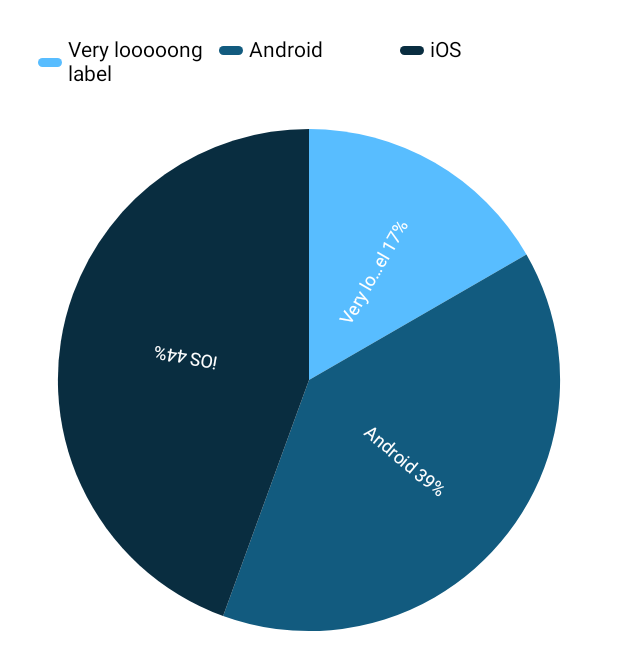
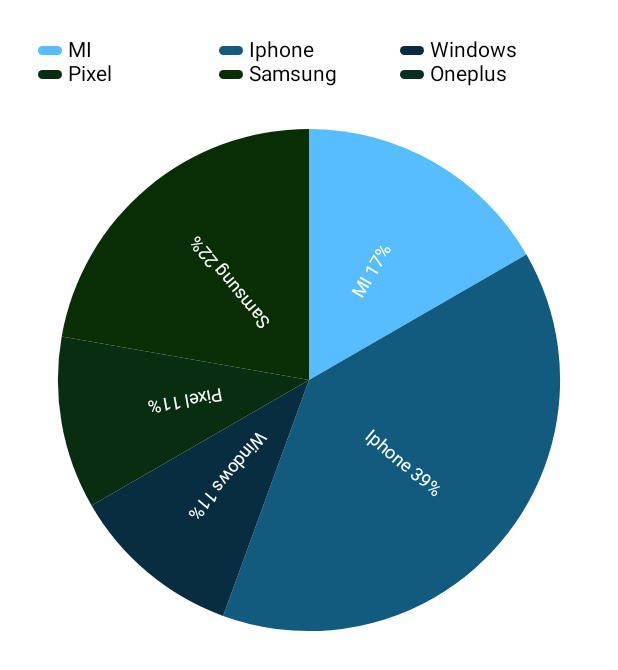
Before and after one commit to codeandtheory/YCharts, an Android app built with Jetpack Compose: the screen it shows after launch (MainActivity), on a phone screen of 412 x 824 dp. Shown: the top 670 px of the screen. Run offline under Robolectric (Android 15) with nearby library versions, the phone set to English and light mode, and no system bars.

Commit message:
no message

```diff
--- a/experiments/piechartcontainer/src/main/java/com/example/piechartcontainer/MainActivity.kt
+++ b/experiments/piechartcontainer/src/main/java/com/example/piechartcontainer/MainActivity.kt
@@ -7,6 +7,7 @@ import android.widget.Toast
 import androidx.activity.ComponentActivity
 import androidx.activity.compose.setContent
 import androidx.compose.foundation.layout.fillMaxSize
+import androidx.compose.foundation.layout.height
 import androidx.compose.foundation.layout.padding
 import androidx.compose.material.MaterialTheme
 import androidx.compose.material.Surface
@@ -37,9 +38,12 @@ class MainActivity : ComponentActivity() {
 
                     val pieChartData = PieChartData(
                         slices = listOf(
-                            PieChartData.Slice("Very looooong label", 15f, Color(0xFF58BDFF)),
-                            PieChartData.Slice("Android", 35f, Color(0xFF125B7F)),
-                            PieChartData.Slice("iOS", 40f, Color(0xFF092D40)),
+                            PieChartData.Slice("MI", 15f, Color(0xFF58BDFF)),
+                            PieChartData.Slice("Iphone", 35f, Color(0xFF125B7F)),
+                            PieChartData.Slice("Windows", 10f, Color(0xFF092D40)),
+                            PieChartData.Slice("Pixel", 10f, Color(0xFF092D10)),
+                            PieChartData.Slice("Samsung", 20f, Color(0xFF092D05)),
+                            PieChartData.Slice("Oneplus", 0f, Color(0xFF092D20)),
                         )
                     )
 
@@ -54,7 +58,8 @@ class MainActivity : ComponentActivity() {
                             isEllipsizeEnabled = true,
                             sliceLabelEllipsizeAt = TextUtils.TruncateAt.MIDDLE,
                             percentageTypeface = Typeface.defaultFromStyle(Typeface.ITALIC),
-                            isAnimationEnable = true
+                            isAnimationEnable = true,
+                            showSliceLabels = true
                         )
 
                     PieChart(modifier = Modifier.padding(10.dp), pieChartData, pieChartConfig) { slice ->
```
